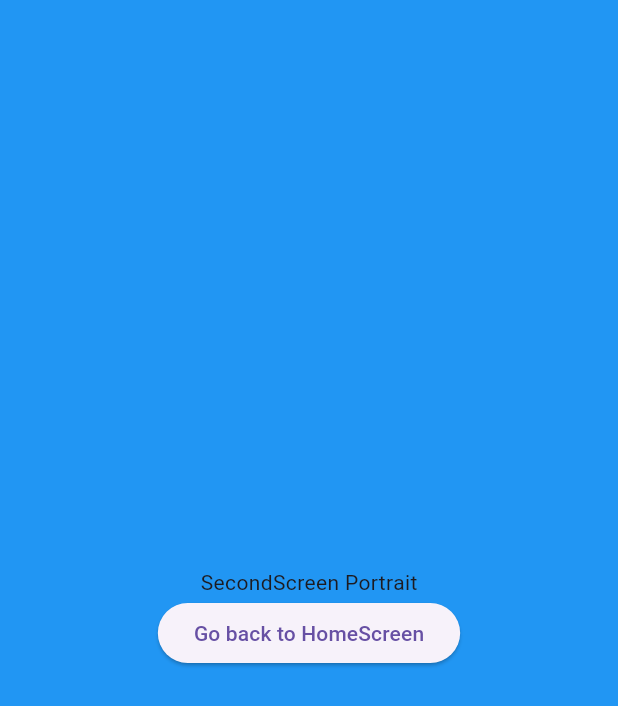
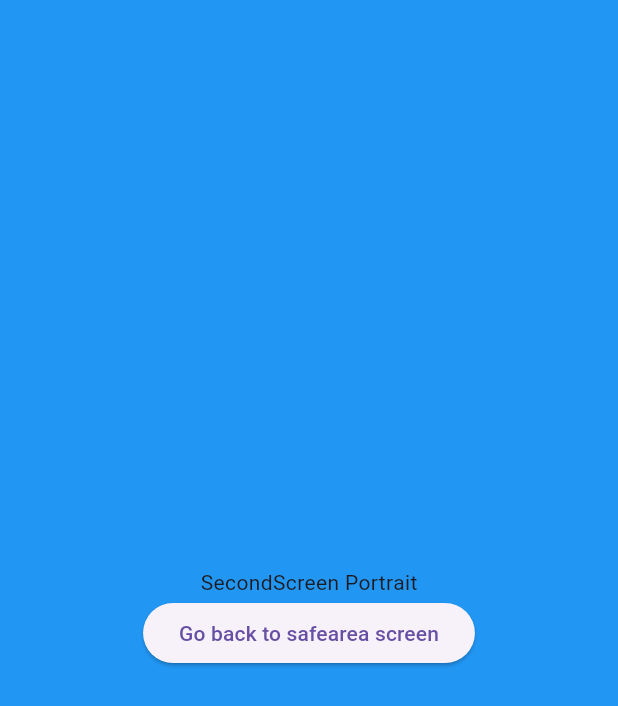
Before and after one commit to ArslanYousaf12/layouts-concept-app, a Flutter app: the SecondScreen screen opened directly, on a phone screen of 412 x 824 dp. Shown: the top 706 px of the screen. Run offline on Flutter 3.47's test engine with Material 3 defaults, Android fonts, the phone set to English and light mode, and no system bars.

Commit message:
safearea button code change

```diff
--- a/lib/second_screen.dart
+++ b/lib/second_screen.dart
@@ -36,7 +36,7 @@ class LandScapeLayout extends StatelessWidget {
               return const SafeAreaScreen();
             }));
           },
-          child: Text('Go back to HomeScreen'),
+          child: Text('Go back to Safe area screen'),
         ),
       ],
     );
@@ -60,7 +60,7 @@ class PortraitLayout extends StatelessWidget {
               return const SafeAreaScreen();
             }));
           },
-          child: Text('Go back to HomeScreen'),
+          child: Text('Go back to safearea screen'),
         ),
       ],
     );
```
